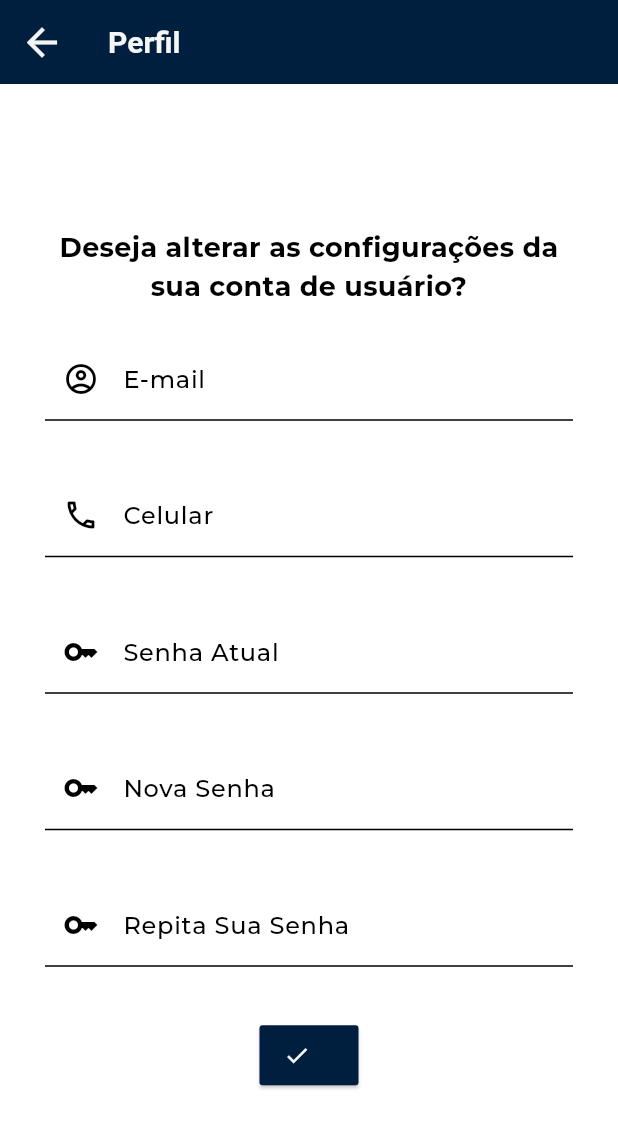
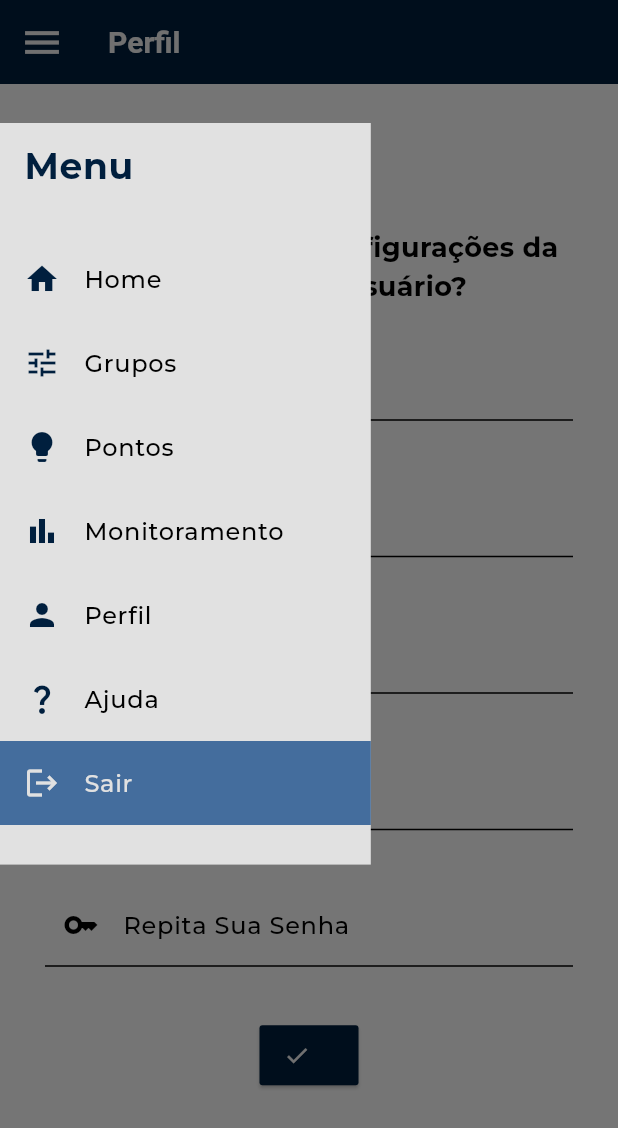
Before and after one commit to jacrifla/app_atalaia, a Flutter app: the PerfilPage screen opened by its route, with the side drawer open (before the commit the screen has no drawer), on a phone screen of 412 x 824 dp. Shown: the top 1128 px of the screen. Run offline on Flutter 3.47's test engine with Material 3 defaults, Android fonts, the phone set to English and light mode, and no system bars; project files that could hold a hidden picture were left out.

Commit message:
fix chamadas dos arquivos

```diff
--- a/lib/app.dart
+++ b/lib/app.dart
@@ -1,12 +1,12 @@
 // ignore_for_file: prefer_const_constructors
+import 'package:flutter/material.dart';
 
 import 'pages/perfil_page.dart';
-import 'package:flutter/material.dart';
 import 'pages/recover_confirmation_page.dart';
-import 'theme.dart';
 import 'pages/login_page.dart';
 import 'pages/recover_page.dart';
 import 'pages/signup_page.dart';
+import 'theme.dart';
 
 class MyApp extends StatelessWidget {
   const MyApp({super.key});
--- a/lib/pages/home_page.dart
+++ b/lib/pages/home_page.dart
@@ -1,8 +1,8 @@
 // ignore_for_file: prefer_const_constructors, prefer_const_literals_to_create_immutables
+import 'package:flutter/material.dart';
 
-import 'package:app_atalaia/pages/grupo_page.dart';
-import 'package:app_atalaia/pages/switch_page.dart';
-import 'package:flutter/material.dart';
+import '../pages/grupo_page.dart';
+import '../pages/switch_page.dart';
 import '../widgets/button_icon.dart';
 import '../widgets/icon_text_icon.dart';
 import '../widgets/menu.dart';
--- a/lib/pages/perfil_page.dart
+++ b/lib/pages/perfil_page.dart
@@ -1,10 +1,11 @@
 // ignore_for_file: prefer_const_constructors
+import 'package:flutter/material.dart';
 
-import 'package:app_atalaia/widgets/header.dart';
-import 'package:flutter/material.dart';
-import 'success_screen.dart';
+import '../widgets/header.dart';
+import '../widgets/menu.dart';
 import '../widgets/build_input.dart';
 import '../widgets/button_icon.dart';
+import 'success_screen.dart';
 
 class PerfilPage extends StatefulWidget {
   const PerfilPage({super.key});
@@ -39,6 +40,7 @@ class _PerfilPageState extends State<PerfilPage> {
   Widget build(BuildContext context) {
     return Scaffold(
       appBar: Header(title: 'Perfil'),
+      drawer: CustomDrawer(),
       body: Center(
         child: Padding(
           padding: EdgeInsets.all(30.0),
--- a/lib/pages/signup_page.dart
+++ b/lib/pages/signup_page.dart
@@ -1,11 +1,11 @@
 // ignore_for_file: prefer_const_constructors, prefer_const_literals_to_create_immutables
+import 'package:flutter/material.dart';
 
-import 'package:app_atalaia/widgets/header.dart';
-import '../utils.dart';
 import 'home_page.dart';
-import 'package:flutter/material.dart';
+import '../widgets/header.dart';
 import '../widgets/build_input.dart';
 import '../widgets/button_icon.dart';
+import '../utils.dart';
 
 class SignupPage extends StatefulWidget {
   const SignupPage({super.key});
--- a/lib/pages/success_screen.dart
+++ b/lib/pages/success_screen.dart
@@ -1,6 +1,6 @@
 // ignore_for_file: prefer_const_constructors
+import 'package:flutter/material.dart';
 
-import 'package:flutter/material.dart';
 import '../widgets/button_icon.dart';
 
 class SuccessScreen extends StatelessWidget {
--- a/lib/pages/switch_page.dart
+++ b/lib/pages/switch_page.dart
@@ -1,8 +1,7 @@
 // ignore_for_file: prefer_const_constructors
-
-import 'package:app_atalaia/widgets/header.dart';
 import 'package:flutter/material.dart';
 
+import '../widgets/header.dart';
 import '../widgets/menu.dart';
 
 class SwitchPage extends StatefulWidget {
--- a/lib/widgets/menu.dart
+++ b/lib/widgets/menu.dart
@@ -1,10 +1,9 @@
 // ignore_for_file: prefer_const_constructors
-
-import 'package:app_atalaia/pages/home_page.dart';
-import 'package:app_atalaia/pages/perfil_page.dart';
-import 'package:app_atalaia/pages/switch_page.dart';
 import 'package:flutter/material.dart';
 
+import '../pages/home_page.dart';
+import '../pages/perfil_page.dart';
+import '../pages/switch_page.dart';
 import '../pages/grupo_page.dart';
 
 class CustomDrawer extends StatelessWidget {
@@ -71,11 +70,10 @@ class CustomDrawer extends StatelessWidget {
                   );
                 },
               ),
-              // ItemMenu(
-              //   label: 'Monitoramento',
-              //   icon: Icon(Icons.bar_chart),
-              //   height: itemHeight,
-              // ),
+              ItemMenu(
+                label: 'Monitoramento',
+                icon: Icon(Icons.bar_chart),
+              ),
               ItemMenu(
                 label: 'Perfil',
                 icon: Icon(Icons.person),
@@ -88,11 +86,10 @@ class CustomDrawer extends StatelessWidget {
                   );
                 },
               ),
-              // ItemMenu(
-              //   label: 'Ajuda',
-              //   icon: Icon(Icons.question_mark_outlined),
-              //   height: itemHeight,
-              // ),
+              ItemMenu(
+                label: 'Ajuda',
+                icon: Icon(Icons.question_mark_outlined),
+              ),
               Container(
                 color: Theme.of(context).colorScheme.onSecondary,
                 child: ItemMenu(
```
Also changed, not shown: lib/pages/login_page.dart (+4 -4 lines), lib/pages/recover_confirmation_page.dart (+3 -5 lines), lib/pages/recover_page.dart (+4 -5 lines).
